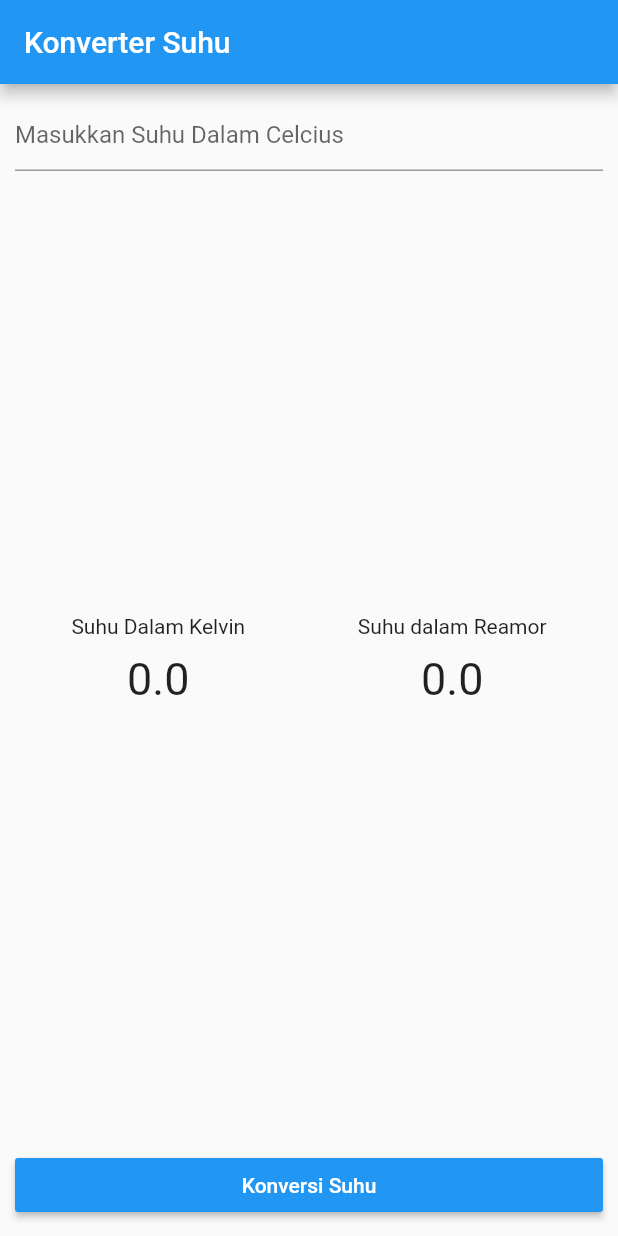
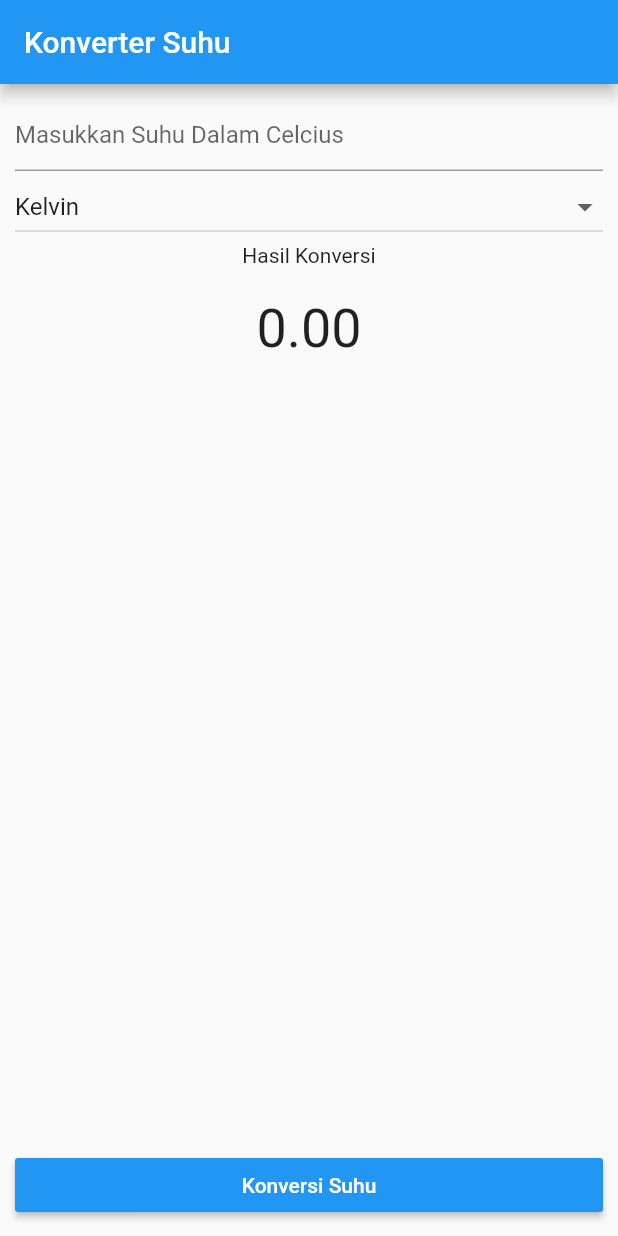
Before and after one commit to dhiyashafa/flutter4, a Flutter app: the screen it shows after launch, on a phone screen of 412 x 824 dp. Run offline on Flutter 3.47's test engine with Material 2 defaults, Android fonts, the phone set to English and light mode, and no system bars.

Commit message:
Praktukum Chapter 4

```diff
--- a/lib/main.dart
+++ b/lib/main.dart
@@ -15,20 +15,40 @@ class MyApp extends StatefulWidget {
 
 class _MyAppState extends State<MyApp> {
   //variabel berubah
-  double _inputUSer = 0;
+  double _inputUser = 0;
   double _kelvin = 0;
   double _reamur = 0;
   // double _farenheit = 0;
   final inputController = TextEditingController();
+  String _newValue = "Kelvin";
+  double _result = 0;
 
   void hitungSuhu() {
     setState(() {
-      _inputUSer = double.parse(inputController.text);
-      _kelvin = _inputUSer + 273;
-      _reamur = (4 / 5) * _inputUSer;
+      _inputUser = double.parse(inputController.text);
+      _kelvin = _inputUser + 273;
+      _reamur = (4 / 5) * _inputUser;
       // _farenheit = (9 / 5) * _inputUSer + 32;
     });
   }
+
+  void dropdownOnChanged(changeValue){
+    setState(() {
+      _newValue = changeValue;
+      });
+  }
+
+void perhitunganSuhu() {
+  setState(() {
+    _inputUser = double.parse(inputController.text);
+    if (_newValue == "Kelvin")
+    _result = _inputUser + 273;
+    else
+    _result = (4 / 5) * _inputUser;
+  });
+}
+  var listItem = ["Kelvin", "Reamur"];
+  List<String> listHasil = [];
 
   @override
   Widget build(BuildContext context) {
@@ -47,9 +67,22 @@ class _MyAppState extends State<MyApp> {
           child: Column(
             children: [
               Input(inputController: inputController),
-              Result(kelvin: _kelvin, reamur: _reamur),
-              Conv(
-                convr: hitungSuhu,
+              DropdownButton(
+                items: listItem.map((String value) {
+                  return DropdownMenuItem(
+                    value: value,
+                    child: Text(value),
+                  );
+                }).toList(),
+                value: _newValue,
+                onChanged: dropdownOnChanged,
+                isExpanded: true,
+              ),
+              Result(
+                result: _result,
+              ),
+              Convert(
+                convr: perhitunganSuhu,
               ),
             ],
           ),
--- a/lib/widgets/convert.dart
+++ b/lib/widgets/convert.dart
@@ -1,7 +1,7 @@
 import 'package:flutter/material.dart';
 
-class Conv extends StatelessWidget {
-  const Conv({Key? key, required this.convr}) : super(key: key);
+class Convert extends StatelessWidget {
+  const Convert({Key? key, required this.convr}) : super(key: key);
 
   final Function convr;
 
--- a/lib/widgets/result.dart
+++ b/lib/widgets/result.dart
@@ -1,66 +1,24 @@
 import 'package:flutter/material.dart';
 
 class Result extends StatelessWidget {
-  const Result({
-    Key? key,
-    required double kelvin,
-    required double reamur,
-  })  : _kelvin = kelvin,
-        _reamur = reamur,
+  const Result({ Key? key, required double result})
+      : _result = result,
         super(key: key);
 
-  final double _kelvin;
-  final double _reamur;
+  final double _result;
 
   @override
   Widget build(BuildContext context) {
     return Expanded(
-      child: Row(
-        mainAxisAlignment: MainAxisAlignment.spaceAround,
+      child: Column(
         children: [
-          Column(
-            mainAxisAlignment: MainAxisAlignment.center,
-            children: [
-              Container(
-                child: Text(
-                  'Suhu Dalam Kelvin',
-                  textAlign: TextAlign.center,
-                ),
-              ),
-              Container(
-                margin: EdgeInsets.only(
-                  top: 10,
-                ),
-                child: Text(
-                  '$_kelvin',
-                  style: TextStyle(
-                    fontSize: 30,
-                  ),
-                ),
-              ),
-            ],
-          ),
-          Column(
-            mainAxisAlignment: MainAxisAlignment.center,
-            children: [
-              Container(
-                child: Text(
-                  'Suhu dalam Reamor',
-                  textAlign: TextAlign.center,
-                ),
-              ),
-              Container(
-                margin: EdgeInsets.only(
-                  top: 10,
-                ),
-                child: Text(
-                  '$_reamur',
-                  style: TextStyle(
-                    fontSize: 30,
-                  ),
-                ),
-              ),
-            ],
+          Text("Hasil Konversi"),
+          Container(
+            margin: EdgeInsets.only(top: 20, bottom: 20),
+            child: Text(
+              _result.toStringAsFixed(2),
+              style: TextStyle(fontSize: 36),
+            ),
           ),
         ],
       ),
```
